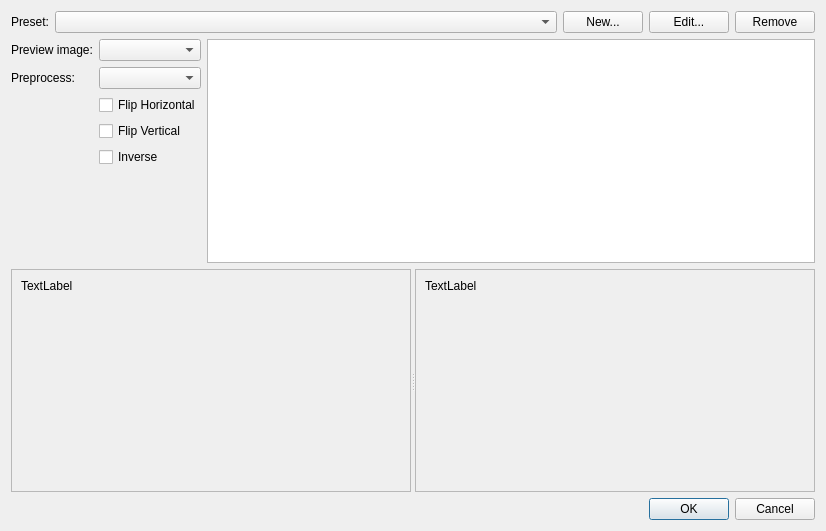
Above: controls/dialogconvert2.ui from riuson/lcd-image-converter before the change. Below: the same form after it.
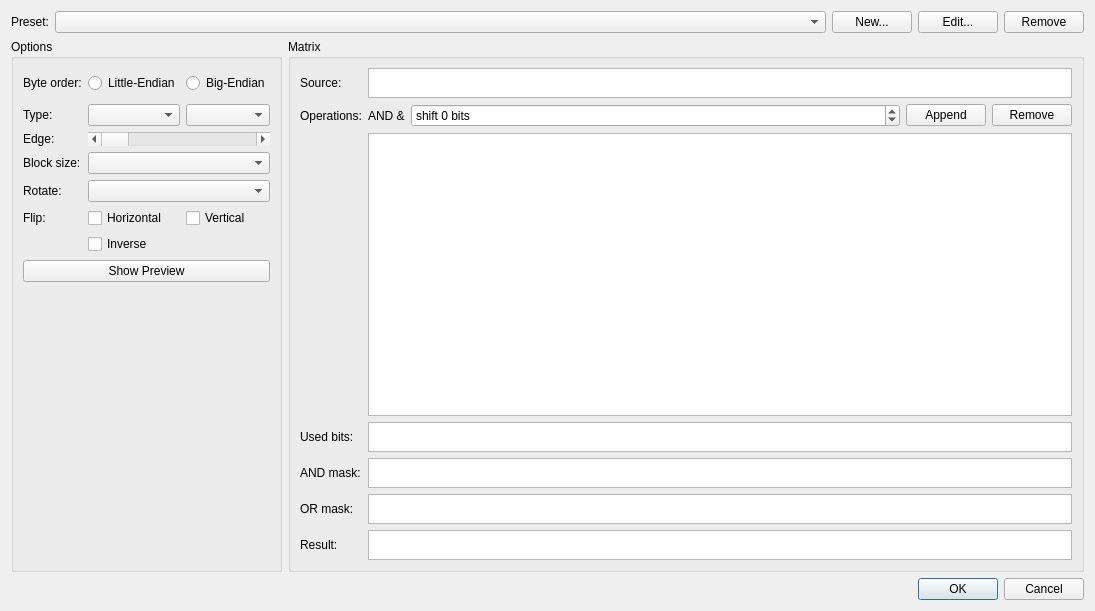
That is the form after the change.

Commit message: Changed design of DialogConvert2, preview extracted to new dialog

Diff of the .ui file:
```diff
--- a/controls/dialogconvert2.ui
+++ b/controls/dialogconvert2.ui
@@ -6,8 +6,8 @@
    <rect>
     <x>0</x>
     <y>0</y>
-    <width>826</width>
-    <height>531</height>
+    <width>1095</width>
+    <height>611</height>
    </rect>
   </property>
   <property name="windowTitle">
@@ -63,37 +63,88 @@
     </layout>
    </item>
    <item>
-    <layout class="QHBoxLayout" name="horizontalLayout_4">
+    <layout class="QHBoxLayout" name="horizontalLayout_2">
      <item>
-      <layout class="QFormLayout" name="formLayout">
+      <widget class="QGroupBox" name="groupBox_2">
+       <property name="title">
+        <string>Options</string>
+       </property>
+       <layout class="QGridLayout" name="gridLayout">
        <item row="0" column="0">
-        <widget class="QLabel" name="label_2">
+         <widget class="QLabel" name="label_3">
          <property name="text">
-          <string>Preview image:</string>
+           <string>Byte order:</string>
          </property>
         </widget>
        </item>
        <item row="0" column="1">
-        <widget class="QComboBox" name="comboBoxSampleKey">
-         <property name="sizePolicy">
-          <sizepolicy hsizetype="Preferred" vsizetype="Fixed">
-           <horstretch>0</horstretch>
-           <verstretch>0</verstretch>
-          </sizepolicy>
+         <widget class="QRadioButton" name="radioButton">
+          <property name="minimumSize">
+           <size>
+            <width>0</width>
+            <height>30</height>
+           </size>
+          </property>
+          <property name="text">
+           <string>Little-Endian</string>
+          </property>
+         </widget>
+        </item>
+        <item row="0" column="2">
+         <widget class="QRadioButton" name="radioButton_2">
+          <property name="minimumSize">
+           <size>
+            <width>0</width>
+            <height>30</height>
+           </size>
+          </property>
+          <property name="text">
+           <string>Big-Endian</string>
          </property>
         </widget>
        </item>
        <item row="1" column="0">
+         <widget class="QLabel" name="label_4">
+          <property name="text">
+           <string>Type:</string>
+          </property>
+         </widget>
+        </item>
+        <item row="1" column="1">
+         <widget class="QComboBox" name="comboBox_2"/>
+        </item>
+        <item row="1" column="2">
+         <widget class="QComboBox" name="comboBox_3"/>
+        </item>
+        <item row="2" column="0">
+         <widget class="QLabel" name="label_10">
+          <property name="text">
+           <string>Edge:</string>
+          </property>
+         </widget>
+        </item>
+        <item row="3" column="0">
+         <widget class="QLabel" name="label_6">
+          <property name="text">
+           <string>Block size:</string>
+          </property>
+         </widget>
+        </item>
+        <item row="4" column="0">
+         <widget class="QLabel" name="label_11">
+          <property name="text">
+           <string>Rotate:</string>
+          </property>
+         </widget>
+        </item>
+        <item row="5" column="0">
         <widget class="QLabel" name="label_5">
          <property name="text">
-          <string>Preprocess:</string>
+           <string>Flip:</string>
          </property>
         </widget>
        </item>
-       <item row="1" column="1">
-        <widget class="QComboBox" name="comboBoxRotate"/>
-       </item>
-       <item row="2" column="1">
+        <item row="5" column="1">
         <widget class="QCheckBox" name="checkBoxFlipHorizontal">
          <property name="sizePolicy">
           <sizepolicy hsizetype="Preferred" vsizetype="Fixed">
@@ -102,11 +153,11 @@
           </sizepolicy>
          </property>
          <property name="text">
-          <string>Flip Horizontal</string>
+           <string>Horizontal</string>
          </property>
         </widget>
        </item>
-       <item row="3" column="1">
+        <item row="5" column="2">
         <widget class="QCheckBox" name="checkBoxFlipVertical">
          <property name="sizePolicy">
           <sizepolicy hsizetype="Preferred" vsizetype="Fixed">
@@ -115,11 +166,11 @@
           </sizepolicy>
          </property>
          <property name="text">
-          <string>Flip Vertical</string>
+           <string>Vertical</string>
          </property>
         </widget>
        </item>
-       <item row="4" column="1">
+        <item row="6" column="1">
         <widget class="QCheckBox" name="checkBoxInverse">
          <property name="sizePolicy">
           <sizepolicy hsizetype="Preferred" vsizetype="Fixed">
@@ -132,97 +183,258 @@
          </property>
         </widget>
        </item>
-      </layout>
-     </item>
-     <item>
-      <widget class="QPlainTextEdit" name="plainTextEdit">
-       <property name="sizePolicy">
-        <sizepolicy hsizetype="Expanding" vsizetype="Expanding">
-         <horstretch>0</horstretch>
-         <verstretch>0</verstretch>
-        </sizepolicy>
-       </property>
-       <property name="font">
-        <font>
-         <family>Monospace</family>
-        </font>
-       </property>
-       <property name="readOnly">
-        <bool>true</bool>
-       </property>
-      </widget>
-     </item>
-    </layout>
-   </item>
-   <item>
-    <widget class="QSplitter" name="splitter">
-     <property name="sizePolicy">
-      <sizepolicy hsizetype="Expanding" vsizetype="Expanding">
-       <horstretch>0</horstretch>
-       <verstretch>0</verstretch>
-      </sizepolicy>
-     </property>
+        <item row="8" column="1">
+         <spacer name="verticalSpacer">
+          <property name="orientation">
+           <enum>Qt::Vertical</enum>
+          </property>
+          <property name="sizeHint" stdset="0">
+           <size>
+            <width>20</width>
+            <height>40</height>
+           </size>
+          </property>
+         </spacer>
+        </item>
+        <item row="2" column="1" colspan="2">
+         <widget class="QScrollBar" name="horizontalScrollBar">
      <property name="orientation">
       <enum>Qt::Horizontal</enum>
      </property>
-     <property name="childrenCollapsible">
-      <bool>false</bool>
-     </property>
-     <widget class="QScrollArea" name="scrollArea">
-      <property name="widgetResizable">
-       <bool>true</bool>
-      </property>
-      <widget class="QWidget" name="scrollAreaWidgetContents">
-       <property name="geometry">
-        <rect>
-         <x>0</x>
-         <y>0</y>
-         <width>399</width>
-         <height>217</height>
-        </rect>
-       </property>
-       <layout class="QHBoxLayout" name="horizontalLayout_2">
+         </widget>
+        </item>
+        <item row="3" column="1" colspan="2">
+         <widget class="QComboBox" name="comboBox_4"/>
+        </item>
+        <item row="4" column="1" colspan="2">
+         <widget class="QComboBox" name="comboBoxRotate"/>
+        </item>
+        <item row="7" column="0" colspan="3">
+         <widget class="QPushButton" name="pushButtonPreview">
+          <property name="text">
+           <string>Show Preview</string>
+          </property>
+         </widget>
+        </item>
+       </layout>
+      </widget>
+     </item>
+     <item>
+      <widget class="QGroupBox" name="groupBox">
+       <property name="title">
+        <string>Matrix</string>
+       </property>
+       <layout class="QGridLayout" name="gridLayout_2">
+        <item row="0" column="0">
+         <widget class="QLabel" name="label_12">
+          <property name="text">
+           <string>Source:</string>
+          </property>
+         </widget>
+        </item>
+        <item row="0" column="1">
+         <widget class="QListWidget" name="listWidget">
+          <property name="sizePolicy">
+           <sizepolicy hsizetype="Expanding" vsizetype="Fixed">
+            <horstretch>0</horstretch>
+            <verstretch>0</verstretch>
+           </sizepolicy>
+          </property>
+          <property name="maximumSize">
+           <size>
+            <width>16777215</width>
+            <height>30</height>
+           </size>
+          </property>
+          <property name="flow">
+           <enum>QListView::LeftToRight</enum>
+          </property>
+         </widget>
+        </item>
+        <item row="1" column="0">
+         <widget class="QLabel" name="label_13">
+          <property name="text">
+           <string>Operations:</string>
+          </property>
+         </widget>
+        </item>
+        <item row="1" column="1">
+         <layout class="QHBoxLayout" name="horizontalLayout_4">
         <item>
-         <widget class="QLabel" name="labelOriginal">
+           <widget class="QLabel" name="label_15">
           <property name="text">
-           <string>TextLabel</string>
-          </property>
-          <property name="alignment">
-           <set>Qt::AlignLeading|Qt::AlignLeft|Qt::AlignTop</set>
-          </property>
-         </widget>
-        </item>
-       </layout>
-      </widget>
-     </widget>
-     <widget class="QScrollArea" name="scrollArea_2">
-      <property name="widgetResizable">
-       <bool>true</bool>
-      </property>
-      <widget class="QWidget" name="scrollAreaWidgetContents_2">
-       <property name="geometry">
-        <rect>
-         <x>0</x>
-         <y>0</y>
-         <width>399</width>
-         <height>217</height>
-        </rect>
-       </property>
-       <layout class="QHBoxLayout" name="horizontalLayout_3">
-        <item>
-         <widget class="QLabel" name="labelPreview">
+             <string>AND &amp;</string>
+            </property>
+           </widget>
+          </item>
+          <item>
+           <widget class="QSpinBox" name="spinBox">
+            <property name="sizePolicy">
+             <sizepolicy hsizetype="Expanding" vsizetype="Fixed">
+              <horstretch>0</horstretch>
+              <verstretch>0</verstretch>
+             </sizepolicy>
+            </property>
+            <property name="suffix">
+             <string> bits</string>
+            </property>
+            <property name="prefix">
+             <string>shift </string>
+            </property>
+            <property name="minimum">
+             <number>-31</number>
+            </property>
+            <property name="maximum">
+             <number>31</number>
+            </property>
+           </widget>
+          </item>
+          <item>
+           <widget class="QPushButton" name="pushButton">
+            <property name="text">
+             <string>Append</string>
+            </property>
+           </widget>
+          </item>
+          <item>
+           <widget class="QPushButton" name="pushButton_2">
+            <property name="text">
+             <string>Remove</string>
+            </property>
+           </widget>
+          </item>
+         </layout>
+        </item>
+        <item row="2" column="1">
+         <widget class="QTableView" name="tableView">
+          <property name="sizePolicy">
+           <sizepolicy hsizetype="Expanding" vsizetype="MinimumExpanding">
+            <horstretch>0</horstretch>
+            <verstretch>0</verstretch>
+           </sizepolicy>
+          </property>
+         </widget>
+        </item>
+        <item row="3" column="0">
+         <widget class="QLabel" name="label_7">
+          <property name="text">
+           <string>Used bits:</string>
+          </property>
+         </widget>
+        </item>
+        <item row="3" column="1">
+         <widget class="QListWidget" name="listWidget_5">
+          <property name="sizePolicy">
+           <sizepolicy hsizetype="Preferred" vsizetype="Fixed">
+            <horstretch>0</horstretch>
+            <verstretch>0</verstretch>
+           </sizepolicy>
+          </property>
+          <property name="maximumSize">
+           <size>
+            <width>16777215</width>
+            <height>30</height>
+           </size>
+          </property>
+          <property name="flow">
+           <enum>QListView::LeftToRight</enum>
+          </property>
+          <property name="modelColumn">
+           <number>0</number>
+          </property>
+         </widget>
+        </item>
+        <item row="4" column="0">
+         <widget class="QLabel" name="label_8">
           <property name="text">
-           <string>TextLabel</string>
+           <string>AND mask:</string>
           </property>
-          <property name="alignment">
-           <set>Qt::AlignLeading|Qt::AlignLeft|Qt::AlignTop</set>
+         </widget>
+        </item>
+        <item row="4" column="1">
+         <widget class="QListWidget" name="listWidget_2">
+          <property name="sizePolicy">
+           <sizepolicy hsizetype="Preferred" vsizetype="Fixed">
+            <horstretch>0</horstretch>
+            <verstretch>0</verstretch>
+           </sizepolicy>
           </property>
+          <property name="maximumSize">
+           <size>
+            <width>16777215</width>
+            <height>30</height>
+           </size>
+          </property>
+          <property name="flow">
+           <enum>QListView::LeftToRight</enum>
+          </property>
+          <property name="modelColumn">
+           <number>0</number>
+          </property>
          </widget>
         </item>
-       </layout>
-      </widget>
-     </widget>
-    </widget>
+        <item row="5" column="0">
+         <widget class="QLabel" name="label_9">
+          <property name="text">
+           <string>OR mask:</string>
+          </property>
+         </widget>
+        </item>
+        <item row="5" column="1">
+         <widget class="QListWidget" name="listWidget_3">
+          <property name="sizePolicy">
+           <sizepolicy hsizetype="Preferred" vsizetype="Fixed">
+            <horstretch>0</horstretch>
+            <verstretch>0</verstretch>
+           </sizepolicy>
+          </property>
+          <property name="maximumSize">
+           <size>
+            <width>16777215</width>
+            <height>30</height>
+           </size>
+          </property>
+          <property name="flow">
+           <enum>QListView::LeftToRight</enum>
+          </property>
+          <property name="modelColumn">
+           <number>0</number>
+          </property>
+         </widget>
+        </item>
+        <item row="6" column="0">
+         <widget class="QLabel" name="label_14">
+          <property name="text">
+           <string>Result:</string>
+          </property>
+         </widget>
+        </item>
+        <item row="6" column="1">
+         <widget class="QListWidget" name="listWidget_4">
+          <property name="sizePolicy">
+           <sizepolicy hsizetype="Preferred" vsizetype="Fixed">
+            <horstretch>0</horstretch>
+            <verstretch>0</verstretch>
+           </sizepolicy>
+          </property>
+          <property name="maximumSize">
+           <size>
+            <width>16777215</width>
+            <height>30</height>
+           </size>
+          </property>
+          <property name="flow">
+           <enum>QListView::LeftToRight</enum>
+          </property>
+          <property name="modelColumn">
+           <number>0</number>
+          </property>
+         </widget>
+        </item>
+       </layout>
+      </widget>
+     </item>
+    </layout>
    </item>
    <item>
     <widget class="QDialogButtonBox" name="buttonBox">
```
Lines whose indentation alone changed are shown as unchanged. The commit also changes 5 other files.
